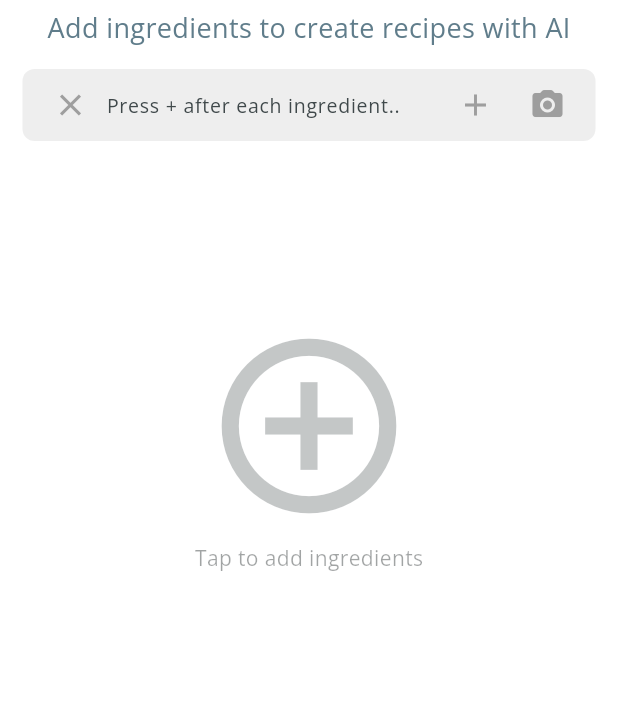
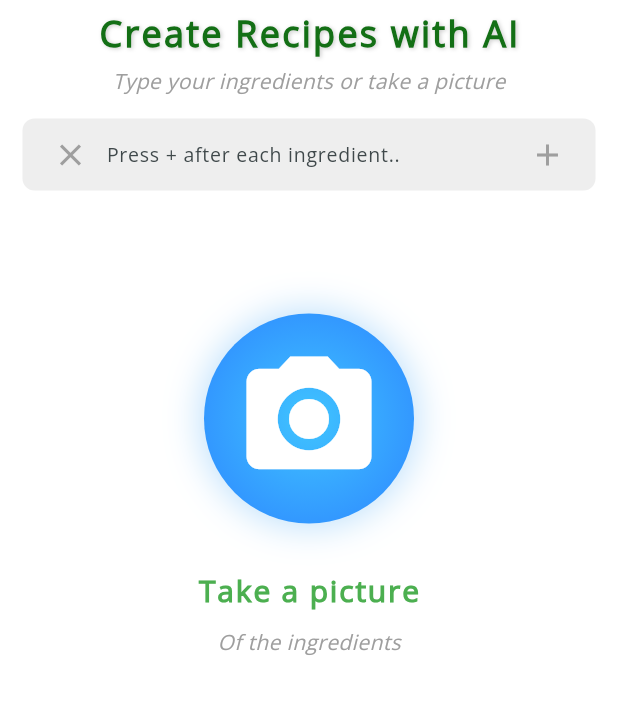
Before and after one commit to rafig184/cook-ai, a Flutter app: the screen it shows after launch, on a phone screen of 412 x 824 dp, the part 180-894 px from its top. Run offline on Flutter 3.47's test engine with Material 3 defaults, Android fonts, the phone set to English and light mode, and no system bars; our stand-ins replace google_generative_ai, hive, hive_flutter, image_picker, loading_animation_widget; missing offline and left inert: flutter_langdetect, social_share, translator; accounts and stored records are empty.

Commit message:
home page design changes

```diff
--- a/lib/calories_calc.dart
+++ b/lib/calories_calc.dart
@@ -38,7 +38,10 @@ class _CaloriesCalcPageState extends State<CaloriesCalcPage> {
   }
 
   Future<void> _openCamera() async {
-    final pickedFile = await _picker.pickImage(source: ImageSource.camera);
+    final pickedFile = await _picker.pickImage(
+      source: ImageSource.camera,
+      preferredCameraDevice: CameraDevice.rear,
+    );
 
     if (pickedFile != null) {
       setState(() {
@@ -144,7 +147,7 @@ class _CaloriesCalcPageState extends State<CaloriesCalcPage> {
                   mainAxisAlignment: MainAxisAlignment.center,
                   children: [
                     LoadingAnimationWidget.hexagonDots(
-                      color: const Color.fromARGB(255, 89, 202, 147),
+                      color: Colors.blueAccent.shade400,
                       size: 80,
                     ),
                     const SizedBox(height: 20),
--- a/lib/searchPage.dart
+++ b/lib/searchPage.dart
@@ -69,7 +69,10 @@ class _SearchPageState extends State<SearchPage> {
   }
 
   Future<void> _openCamera() async {
-    final pickedFile = await _picker.pickImage(source: ImageSource.camera);
+    final pickedFile = await _picker.pickImage(
+      source: ImageSource.camera,
+      preferredCameraDevice: CameraDevice.rear,
+    );
 
     if (pickedFile != null) {
       setState(() {
@@ -337,6 +340,8 @@ class _SearchPageState extends State<SearchPage> {
     setState(() {
       isSearch = false;
       ingredientsList.clear();
+      isAnalyzingImage = false;
+      isAnalyzingImageError = false;
     });
   }
 
@@ -395,7 +400,12 @@ class _SearchPageState extends State<SearchPage> {
         ),
         actions: [
           TextButton(
-            onPressed: () => Navigator.pop(context),
+            onPressed: () {
+              Navigator.pop(context);
+              setState(() {
+                clearAll();
+              });
+            },
             child: const Text('OK'),
           ),
         ],
@@ -409,15 +419,35 @@ class _SearchPageState extends State<SearchPage> {
       child: Column(
         mainAxisAlignment: MainAxisAlignment.start,
         children: <Widget>[
+          Padding(
+            padding: const EdgeInsets.only(top: 5),
+            child: Text(
+              "Create Recipes with AI",
+              style: TextStyle(
+                fontSize: 24, // Increased font size for greater emphasis
+                fontWeight: FontWeight
+                    .w600, // Use a slightly lighter weight for a modern feel
+                color: primaryColor, // Darker green for a professional look
+                letterSpacing: 1.5, // Increased letter spacing for elegance
+                shadows: [
+                  Shadow(
+                    blurRadius: 3.0,
+                    color: Colors.black
+                        .withOpacity(0.2), // Subtle shadow for depth
+                    offset: const Offset(1.0, 1.0), // Position of the shadow
+                  ),
+                ],
+              ),
+            ),
+          ),
           const Padding(
             padding: EdgeInsets.only(top: 5),
             child: Text(
-              "Add ingredients to create recipes with AI",
+              "Type your ingredients or take a picture",
               style: TextStyle(
-                fontFamily: 'OpenSans',
-                fontSize: 18.0,
-                fontWeight: FontWeight.w400,
-                color: Colors.blueGrey,
+                fontSize: 14,
+                color: Colors.grey, // Subtle gray for secondary text
+                fontStyle: FontStyle.italic, // Stylish touch
               ),
             ),
           ),
@@ -493,14 +523,6 @@ class _SearchPageState extends State<SearchPage> {
                         icon: const Icon(Icons.add, color: Colors.grey),
                         onPressed: () {
                           addIngredients(searchController.text);
-                          searchController.clear();
-                        },
-                      ),
-                      IconButton(
-                        icon: const Icon(Icons.camera_alt_rounded,
-                            color: Colors.grey),
-                        onPressed: () {
-                          _openCamera();
                           searchController.clear();
                         },
                       ),
@@ -586,7 +608,7 @@ class _SearchPageState extends State<SearchPage> {
                   child: Column(
                     children: [
                       LoadingAnimationWidget.hexagonDots(
-                        color: const Color.fromARGB(255, 89, 202, 147),
+                        color: Colors.blueAccent.shade400,
                         size: 80,
                       ),
                       const SizedBox(
@@ -606,8 +628,7 @@ class _SearchPageState extends State<SearchPage> {
                                   child: Column(
                                     children: [
                                       LoadingAnimationWidget.hexagonDots(
-                                        color: const Color.fromARGB(
-                                            255, 89, 202, 147),
+                                        color: Colors.blueAccent.shade400,
                                         size: 80,
                                       ),
                                       const SizedBox(
@@ -888,27 +909,75 @@ class _SearchPageState extends State<SearchPage> {
                                 ),
                         )
                       : Flexible(
-                          child: Center(
-                            child: Column(
-                              children: [
-                                const SizedBox(
-                                  height: 90,
-                                ),
-                                IconButton(
-                                  onPressed: () => _focusOnTextField(),
-                                  icon: const Opacity(
-                                    opacity: 0.3,
+                          child: Column(
+                            mainAxisAlignment: MainAxisAlignment
+                                .start, // Keep the content higher
+                            children: [
+                              const SizedBox(
+                                  height: 60), // Space above the button
+                              GestureDetector(
+                                onTap: () => {
+                                  _openCamera(),
+                                  searchController.clear()
+                                }, // Function to open the camera
+                                child: AnimatedContainer(
+                                  duration: const Duration(
+                                      milliseconds: 300), // Smooth animation
+                                  width: 140,
+                                  height: 140,
+                                  decoration: BoxDecoration(
+                                    shape: BoxShape.circle,
+                                    gradient: RadialGradient(
+                                      colors: [
+                                        Colors.lightBlueAccent,
+                                        Colors.blueAccent.shade400
+                                      ],
+                                      center: Alignment.center,
+                                      radius:
+                                          0.85, // Radial gradient for a vibrant look
+                                    ),
+                                    boxShadow: [
+                                      BoxShadow(
+                                        color: Colors.blue
+                                            .withOpacity(0.3), // Soft shadow
+                                        blurRadius: 20.0,
+                                        spreadRadius: 2.0,
+                                      ),
+                                    ],
+                                  ),
+                                  child: const Center(
                                     child: Icon(
-                                      Icons.control_point,
-                                      size: 140,
+                                      Icons.camera_alt,
+                                      size:
+                                          100, // Large icon size for visibility
+                                      color: Colors
+                                          .white, // Icon color for contrast
                                     ),
                                   ),
                                 ),
-                                const Opacity(
-                                    opacity: 0.4,
-                                    child: Text("Tap to add ingredients"))
-                              ],
-                            ),
+                              ),
+                              const SizedBox(
+                                  height: 30), // Space below the button
+                              const Text(
+                                "Take a picture",
+                                style: TextStyle(
+                                  fontSize: 20, // Larger text for emphasis
+                                  fontWeight: FontWeight.bold,
+                                  color: Colors.green, // Using green for text
+                                  letterSpacing: 1.2, // Spacing for modern look
+                                ),
+                              ),
+                              const SizedBox(height: 10),
+                              const Text(
+                                "Of the ingredients",
+                                style: TextStyle(
+                                  fontSize: 14,
+                                  color: Colors
+                                      .grey, // Subtle gray for secondary text
+                                  fontStyle: FontStyle.italic, // Stylish touch
+                                ),
+                              ),
+                            ],
                           ),
                         )
         ],
```
